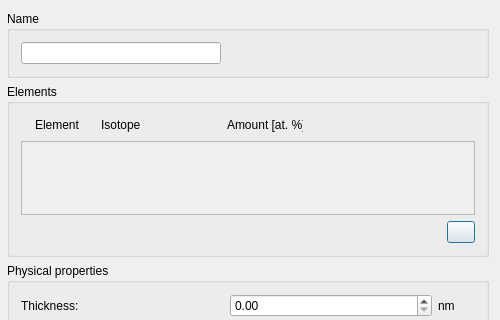
Old version of the form ui_files/ui_layer_dialog.ui in the repository JYU-IBA/potku; both pictures show x 0 to 500 and y 0 to 320 of the 500 by 472 pixel window.
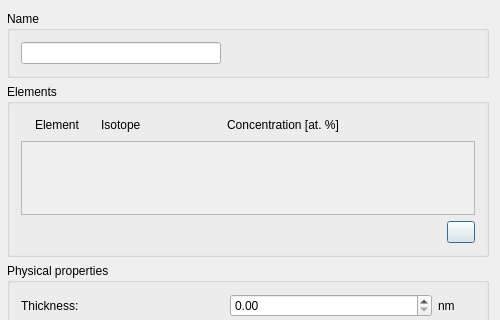
New version of the form. Icons and pictures are not drawn.

Commit message: Fixed "Amount" spinbox so that concentrations in atomic-% can be entered (maximum was 1.0). Changed defaults for layers, changed some texts and some tuning in UI.

Diff of the .ui file:
```diff
--- a/ui_files/ui_layer_dialog.ui
+++ b/ui_files/ui_layer_dialog.ui
@@ -111,9 +111,15 @@
         </item>
         <item>
          <widget class="QLabel" name="label_12">
+          <property name="minimumSize">
+           <size>
+            <width>150</width>
+            <height>0</height>
+           </size>
+          </property>
           <property name="maximumSize">
            <size>
-            <width>76</width>
+            <width>150</width>
             <height>16777215</height>
            </size>
           </property>
@@ -124,7 +130,7 @@
            </size>
           </property>
           <property name="text">
-           <string>Amount [at. %]</string>
+           <string>Concentration [at. %]</string>
           </property>
          </widget>
         </item>
```
Left out of the diff: 10 changed lines with no effect on the pictures. The commit also changes 1 other file.
